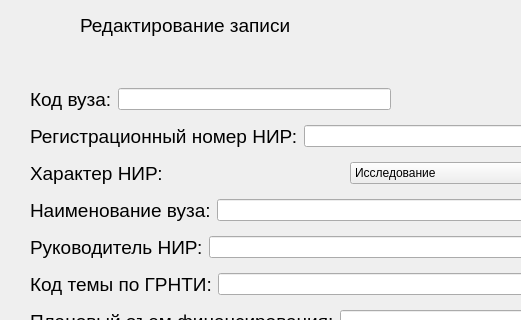
The window that UI/uis/change_record_nir.ui (yurchest/SUBD) describes before a commit, drawn with Qt 5; both pictures show x 0 to 521 and y 0 to 320 of the 941 by 572 pixel window.
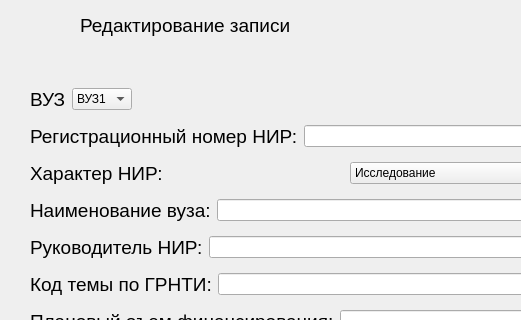
The same window after the commit.

```diff
--- a/UI/uis/change_record_nir.ui
+++ b/UI/uis/change_record_nir.ui
@@ -51,24 +51,17 @@
          </font>
         </property>
         <property name="text">
-         <string>Код вуза:</string>
+         <string>ВУЗ</string>
         </property>
        </widget>
       </item>
       <item>
-       <widget class="QLineEdit" name="lineEdit_2">
-        <property name="enabled">
-         <bool>true</bool>
-        </property>
-        <property name="minimumSize">
-         <size>
-          <width>0</width>
-          <height>0</height>
-         </size>
-        </property>
-        <property name="text">
-         <string/>
-        </property>
+       <widget class="QComboBox" name="comboBox_2">
+        <item>
+         <property name="text">
+          <string>ВУЗ1</string>
+         </property>
+        </item>
        </widget>
       </item>
       <item>
```
